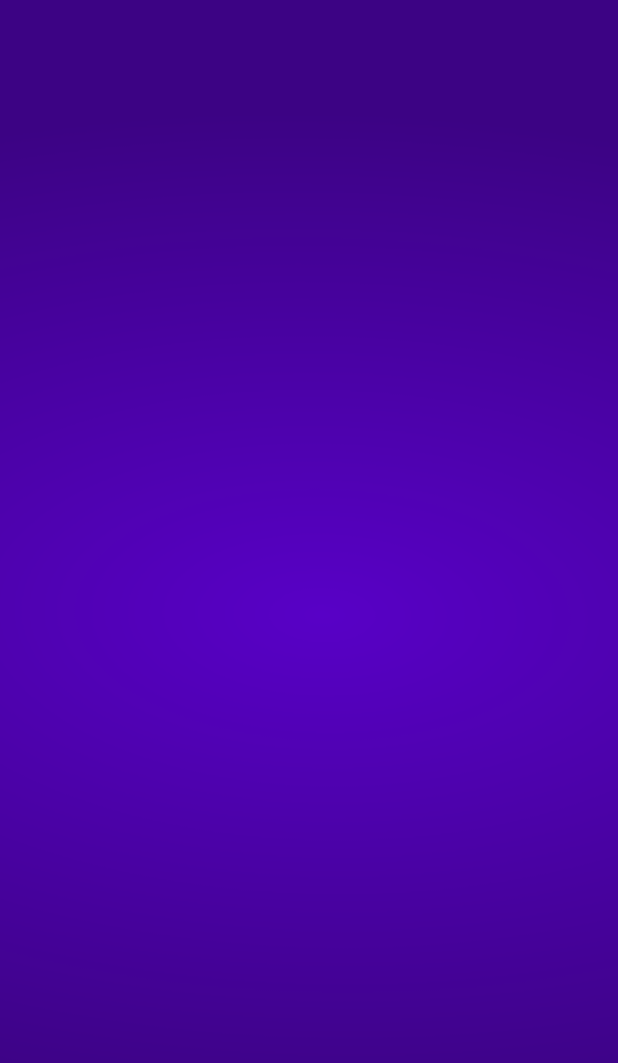
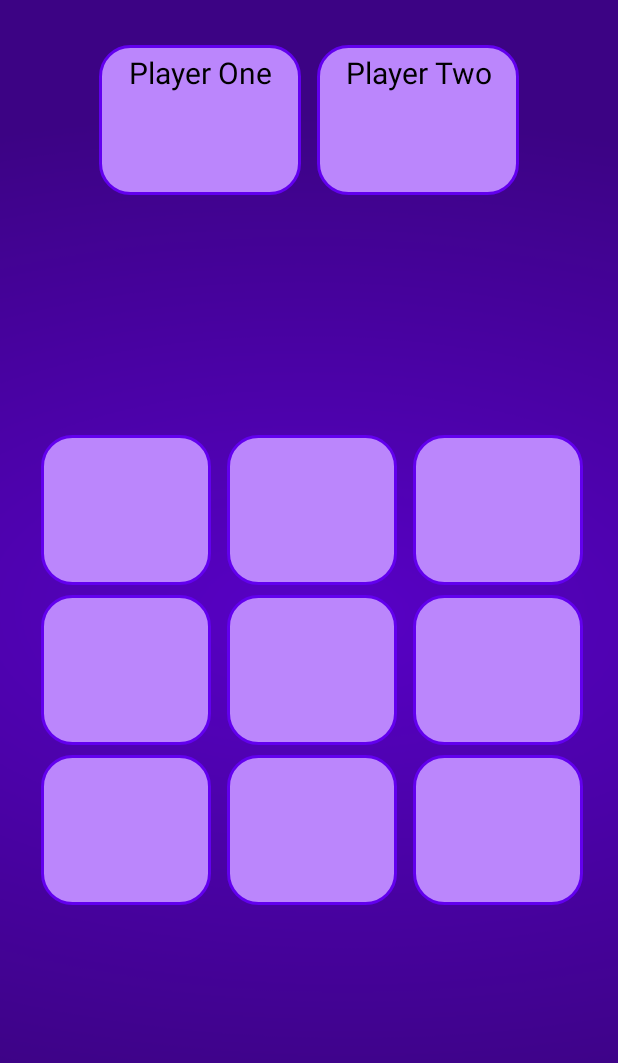
Before and after one commit to mahamud-13756/TicTacToeGame, an Android app: the screen it shows after launch (MainActivity), on a phone screen of 412 x 824 dp. Shown: the top 1063 px of the screen. Run offline under Robolectric (Android 15) with nearby library versions, the phone set to English and light mode, and no system bars.

Commit message:
apatoto ami ekta buttion ak bar ee click kora jabe amn kaj korlam and image show kore valo vabe.

```diff
--- a/app/src/main/java/com/example/tictactoegame/MainActivity.java
+++ b/app/src/main/java/com/example/tictactoegame/MainActivity.java
@@ -1,14 +1,54 @@
 package com.example.tictactoegame;
 
 import androidx.appcompat.app.AppCompatActivity;
-
 import android.os.Bundle;
+import android.view.View;
+import android.widget.ImageView;
+import android.widget.Toast;
+import java.util.HashMap;
 
 public class MainActivity extends AppCompatActivity {
+
+    private HashMap<Integer, Boolean> buttonClickStatus;
+    private int cnt = 0;
 
     @Override
     protected void onCreate(Bundle savedInstanceState) {
         super.onCreate(savedInstanceState);
         setContentView(R.layout.activity_main);
+
+        // Initialize the HashMap for button click status
+        buttonClickStatus = new HashMap<>();
+        buttonClickStatus.put(R.id.b1, false);
+        buttonClickStatus.put(R.id.b2, false);
+        buttonClickStatus.put(R.id.b3, false);
+        buttonClickStatus.put(R.id.b4, false);
+        buttonClickStatus.put(R.id.b5, false);
+        buttonClickStatus.put(R.id.b6, false);
+        buttonClickStatus.put(R.id.b7, false);
+        buttonClickStatus.put(R.id.b8, false);
+        buttonClickStatus.put(R.id.b9, false);
+    }
+
+    // Method to handle button clicks
+    public void onButtonClick(View view) {
+        int buttonId = view.getId(); // Get clicked button ID
+
+        // Check if the button is clicked for the first time
+        if (!buttonClickStatus.get(buttonId)) {
+            cnt++;
+            ImageView clickedImage = findViewById(buttonId); // Change Button to ImageView
+            buttonClickStatus.put(buttonId, true);
+
+            // Set image based on counter
+            if (cnt % 2 == 0) {
+                clickedImage.setBackgroundResource(R.drawable.cro); // Use cross image
+            } else {
+                clickedImage.setBackgroundResource(R.drawable.ze); // Use zero image
+            }
+        } else {
+            // Show "Invalid click" message for second click
+            Toast.makeText(this, "Invalid click", Toast.LENGTH_SHORT).show();
+        }
     }
 }
--- /dev/null
+++ b/app/src/main/res/drawable/box.xml
@@ -0,0 +1,22 @@
+<?xml version="1.0" encoding="utf-8"?>
+<shape xmlns:android="http://schemas.android.com/apk/res/android"
+    android:shape="rectangle">
+
+    <!-- Background color of the box -->
+    <solid android:color="#FFBB86FC" />
+
+    <!-- Corner radius to create the curve -->
+    <corners android:radius="20dp" />
+
+    <!-- Optional padding inside the box -->
+    <padding
+        android:left="5dp"
+        android:top="5dp"
+        android:right="5dp"
+        android:bottom="5dp" />
+
+    <!-- Optional border around the box -->
+    <stroke
+        android:width="2dp"
+        android:color="#FF6200EE" />
+</shape>
--- a/app/src/main/res/layout/activity_main.xml
+++ b/app/src/main/res/layout/activity_main.xml
@@ -5,106 +5,187 @@
     android:layout_width="match_parent"
     android:layout_height="match_parent"
     android:background="@drawable/background"
+    android:padding="20dp"
     android:orientation="vertical"
+    tools:context=".MainActivity"
+    >
+
+
+    <LinearLayout
+        android:layout_width="300dp"
+        android:layout_height="120dp"
+        android:orientation="horizontal"
+        android:layout_gravity="center_horizontal"
         android:padding="10dp"
-    tools:context=".MainActivity"
+        android:weightSum="2"
+        tools:ignore="HardcodedText">
+
+        <TextView
+            android:layout_width="0dp"
+            android:layout_height="match_parent"
+            android:layout_weight="1"
+            android:layout_marginEnd="5dp"
+            android:background="@drawable/box"
+            android:text="@string/player_one"
+            android:textSize="20sp"
+            android:textAlignment="center"
+            android:textColor="@color/black"
+
+            />
+
+        <TextView
+            android:layout_width="0dp"
+            android:layout_height="match_parent"
+            android:layout_weight="1"
+            android:layout_marginStart="5dp"
+            android:background="@drawable/box"
+            android:text="Player Two"
+            android:textColor="@color/black"
+            android:textSize="20sp"
+            android:textAlignment="center"
+            />
+
+
+    </LinearLayout>
+
+
+    <LinearLayout
+        android:layout_width="match_parent"
+        android:layout_height="wrap_content"
+        android:layout_marginTop="150sp"
+        android:orientation="vertical"
+
         >
 
         <LinearLayout
             android:layout_width="match_parent"
-        android:layout_height="110dp"
+            android:layout_height="wrap_content"
+            android:orientation="horizontal"
             android:weightSum="3"
+            android:layout_marginBottom="3.5dp"
             >
-
             <ImageView
-            android:layout_width="wrap_content"
-            android:layout_height="110dp"
+                android:id="@+id/b1"
+                android:layout_width="0dp"
+                android:layout_height="100dp"
                 android:layout_weight="1"
-            android:padding="10dp"
-
+                android:background="@drawable/box"
+                android:layout_marginStart="7dp"
+                android:layout_marginEnd="3.5dp"
+                android:onClick="onButtonClick"
                  />
 
             <ImageView
-            android:layout_width="wrap_content"
-            android:layout_height="110dp"
+                android:id="@+id/b2"
+                android:layout_width="0dp"
+                android:layout_height="100dp"
                 android:layout_weight="1"
-            android:padding="10dp"
-
-            />
-        <ImageView
-            android:layout_width="wrap_content"
-            android:layout_height="110dp"
-            android:layout_weight="1"
-            android:padding="10dp"
-
+                android:background="@drawable/box"
+                android:layout_marginStart="7dp"
+                android:layout_marginEnd="3.5dp"
+                android:onClick="onButtonClick"
                 />
 
-
-
-
+            <ImageView
+                android:id="@+id/b3"
+                android:layout_width="0dp"
+                android:layout_height="100dp"
+                android:layout_weight="1"
+                android:background="@drawable/box"
+                android:layout_marginStart="7dp"
+                android:layout_marginEnd="3.5dp"
+                android:onClick="onButtonClick"
+                />
 
 
         </LinearLayout>
 
         <LinearLayout
             android:layout_width="match_parent"
-        android:layout_height="110dp"
+            android:layout_height="wrap_content"
+            android:orientation="horizontal"
             android:weightSum="3"
+            android:layout_marginTop="3.5dp"
+            android:layout_marginBottom="3.5dp"
             >
+            <ImageView
+                android:id="@+id/b4"
+                android:layout_width="0dp"
+                android:layout_height="100dp"
+                android:layout_weight="1"
+                android:background="@drawable/box"
+                android:layout_marginStart="7dp"
+                android:layout_marginEnd="3.5dp"
+                android:onClick="onButtonClick"
+                />
 
             <ImageView
-            android:layout_width="wrap_content"
-            android:layout_height="110dp"
+                android:id="@+id/b5"
+                android:layout_width="0dp"
+                android:layout_height="100dp"
                 android:layout_weight="1"
-
-            />
-        <ImageView
-            android:layout_width="wrap_content"
-            android:layout_height="110dp"
-            android:layout_weight="1"
-
-            />
-        <ImageView
-            android:layout_width="wrap_content"
-            android:layout_height="110dp"
-            android:layout_weight="1"
-
+                android:background="@drawable/box"
+                android:layout_marginStart="7dp"
+                android:layout_marginEnd="3.5dp"
+                android:onClick="onButtonClick"
                 />
 
-
-
-
+            <ImageView
+                android:id="@+id/b6"
+                android:layout_width="0dp"
+                android:layout_height="100dp"
+                android:layout_weight="1"
+                android:background="@drawable/box"
+                android:layout_marginStart="7dp"
+                android:layout_marginEnd="3.5dp"
+                android:onClick="onButtonClick"
+                />
 
 
         </LinearLayout>
 
         <LinearLayout
             android:layout_width="match_parent"
-        android:layout_height="110dp"
+            android:layout_height="wrap_content"
+            android:orientation="horizontal"
             android:weightSum="3"
+            android:layout_marginTop="3.5dp"
             >
+            <ImageView
+                android:id="@+id/b7"
+                android:layout_width="0dp"
+                android:layout_height="100dp"
+                android:layout_weight="1"
+                android:background="@drawable/box"
+                android:layout_marginStart="7dp"
+                android:layout_marginEnd="3.5dp"
+                android:onClick="onButtonClick"
+                />
 
             <ImageView
-            android:layout_width="wrap_content"
-            android:layout_height="110dp"
+                android:id="@+id/b8"
+                android:layout_width="0dp"
+                android:layout_height="100dp"
                 android:layout_weight="1"
+                android:background="@drawable/box"
+                android:layout_marginStart="7dp"
+                android:layout_marginEnd="3.5dp"
+                android:onClick="onButtonClick"
+                />
 
-            />
             <ImageView
-            android:layout_width="wrap_content"
-            android:layout_height="110dp"
+                android:id="@+id/b9"
+                android:layout_width="0dp"
+                android:layout_height="100dp"
                 android:layout_weight="1"
-
-            />
-        <ImageView
-            android:layout_width="wrap_content"
-            android:layout_height="110dp"
-            android:layout_weight="1"
-
+                android:background="@drawable/box"
+                android:layout_marginStart="7dp"
+                android:layout_marginEnd="3.5dp"
+                android:onClick="onButtonClick"
                 />
 
 
-
+        </LinearLayout>
 
 
 
@@ -115,5 +196,4 @@
 
 
 
-
 </LinearLayout>
--- a/app/src/main/res/values/strings.xml
+++ b/app/src/main/res/values/strings.xml
@@ -1,3 +1,4 @@
 <resources>
     <string name="app_name">TicTacToe Game</string>
+    <string name="player_one">Player One</string>
 </resources>
```
Also changed, not shown: app/src/main/res/drawable/cro.png (added), app/src/main/res/drawable/ze.png (added). Lines whose indentation alone changed are shown as unchanged.
